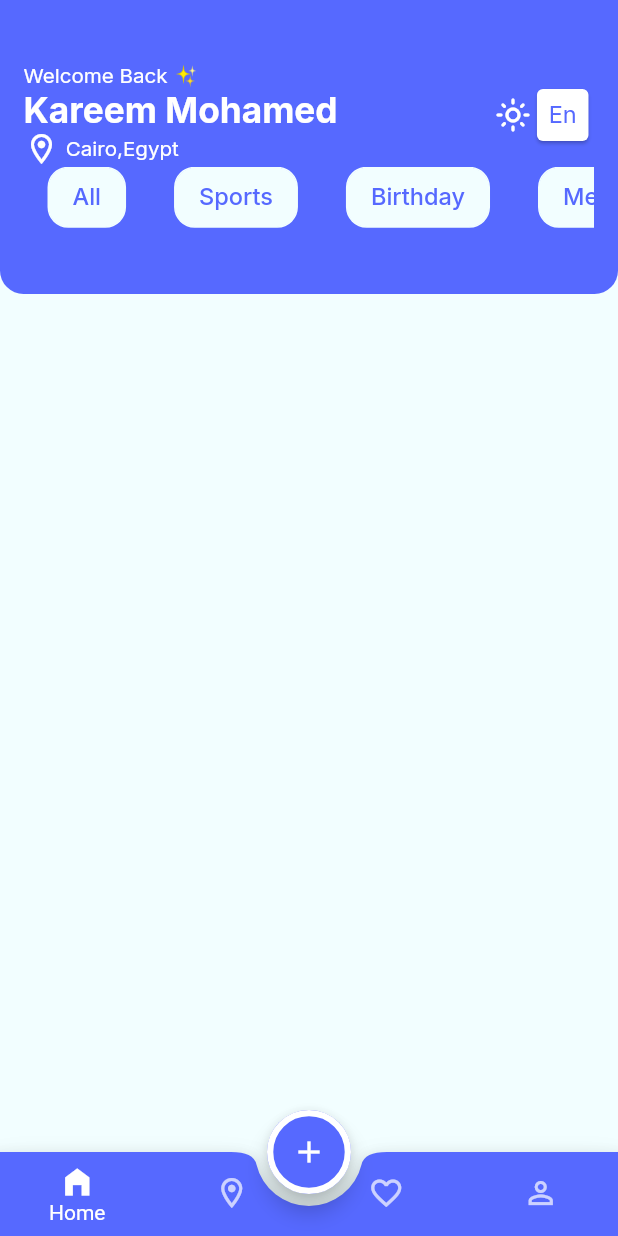
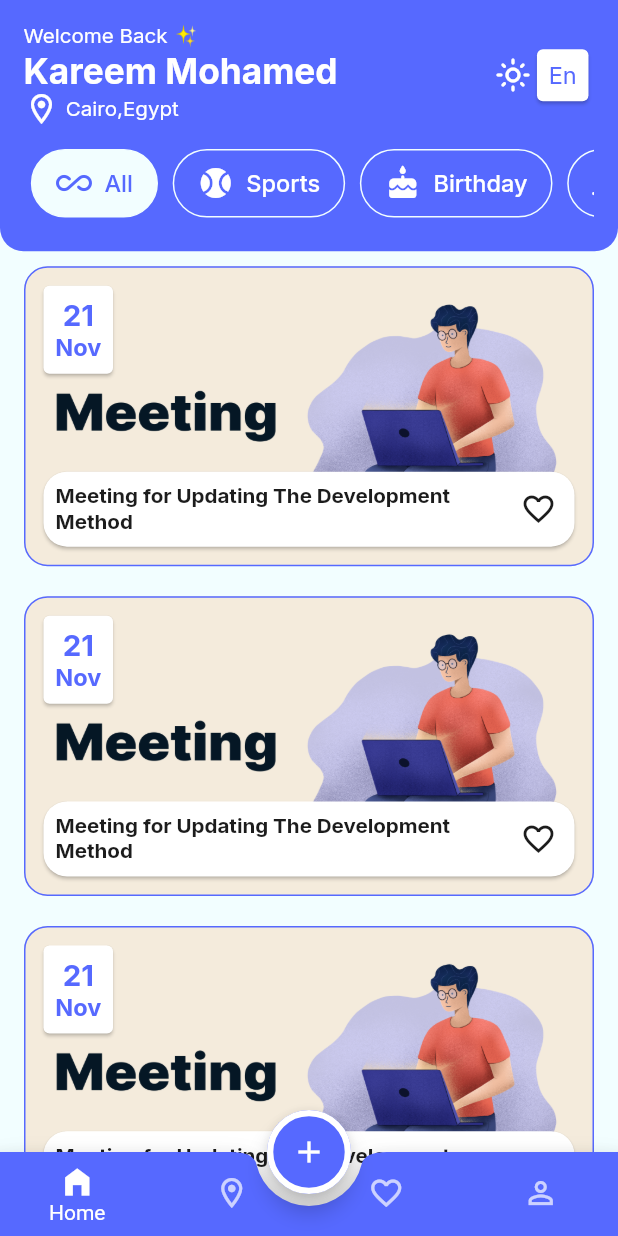
Before and after one commit to kareem-79/evently, a Flutter app: the screen it shows after launch, on a phone screen of 412 x 824 dp. Run offline on Flutter 3.47's test engine with Material 3 defaults, Android fonts, the phone set to English and light mode, and no system bars; our stand-ins replace flutter_screenutil, google_fonts.

Commit message:
finish homeTab

```diff
--- a/lib/config/theme/theme_manager.dart
+++ b/lib/config/theme/theme_manager.dart
@@ -64,6 +64,11 @@ class ThemeManager {
       ),
     ),
     textTheme: TextTheme(
+      bodySmall: GoogleFonts.inter(
+        fontSize: 14.sp,
+        color: ColorsManager.black,
+        fontWeight: FontWeight.bold,
+      ),
       titleSmall: GoogleFonts.inter(
         fontSize: 16.sp,
         color: ColorsManager.black,
@@ -82,7 +87,12 @@ class ThemeManager {
       headlineMedium: GoogleFonts.inter(
         fontSize: 16.sp,
         color: ColorsManager.blue,
-        fontWeight: FontWeight.w400,)
+        fontWeight: FontWeight.w400,),
+      titleMedium: GoogleFonts.inter(
+        fontSize: 20.sp,
+        color: ColorsManager.blue,
+        fontWeight: FontWeight.bold,),
+
     ),
     bottomNavigationBarTheme: BottomNavigationBarThemeData(
         backgroundColor: Colors.transparent,
@@ -95,7 +105,9 @@ class ThemeManager {
     bottomAppBarTheme: BottomAppBarTheme(
       color: ColorsManager.blue,
       shape: const CircularNotchedRectangle(),
-
+    ),
+    cardTheme: CardThemeData(
+      color: Colors.white
     )
   );
   static final ThemeData dark = ThemeData();
--- /dev/null
+++ b/lib/core/widget/custom_tap_bar.dart
@@ -0,0 +1,61 @@
+import 'package:flutter/material.dart';
+import 'package:flutter_screenutil/flutter_screenutil.dart';
+
+import 'custom_tap_item.dart';
+import '../../model/category_model.dart';
+import '../resources/colors_manager.dart';
+
+class CustomTapBar extends StatefulWidget {
+  const CustomTapBar({
+    super.key,
+    required this.categories,
+    required this.selectedBgColor,
+    required this.selectedFgColor,
+    required this.unSelectedBgColor,
+    required this.unSelectedFgColor,
+  });
+
+  final List<CategoryModel> categories;
+  final Color selectedBgColor;
+  final Color selectedFgColor;
+  final Color unSelectedBgColor;
+  final Color unSelectedFgColor;
+
+  @override
+  State<CustomTapBar> createState() => _CustomTapBarState();
+}
+
+class _CustomTapBarState extends State<CustomTapBar> {
+  int selectedIndex = 0;
+  @override
+  Widget build(BuildContext context) {
+
+    return DefaultTabController(
+      length: widget.categories.length,
+      child: TabBar(
+        labelPadding: EdgeInsets.all(5.sp),
+        onTap: (index) {
+          setState(() {
+            selectedIndex = index;
+          });
+        },
+        indicatorColor: Colors.transparent,
+        isScrollable: true,
+        tabs: CategoryModel.categoryWithAll
+            .map(
+              (category) => CustomTabItem(
+                category: category,
+                isSelected:
+                    selectedIndex ==
+                    CategoryModel.categoryWithAll.indexOf(category),
+                selectedBgColor: widget.selectedBgColor,
+                selectedFgColor: widget.selectedFgColor,
+                unSelectedBgColor: widget.unSelectedBgColor,
+                unSelectedFgColor: widget.unSelectedFgColor,
+              ),
+            )
+            .toList(),
+      ),
+    );
+  }
+}
--- a/lib/features/layout/home/custom_tab_item.dart
+++ b/lib/core/widget/custom_tap_item.dart
@@ -27,10 +27,14 @@ class CustomTabItem extends StatelessWidget {
       padding: REdgeInsets.symmetric(vertical: 10,horizontal: 16),
       decoration: BoxDecoration(
         color: isSelected ? selectedBgColor : unSelectedBgColor,
-        borderRadius: BorderRadius.circular(14.r),
+        borderRadius: BorderRadius.circular(60.r),
         border: Border.all(color: selectedBgColor, width: 1),
       ),
-      child: Text(
+      child: Row(
+        children: [
+          Icon(category.iconData,color: isSelected ? selectedFgColor : unSelectedFgColor,),
+          SizedBox(width: 8.w,),
+          Text(
             category.name,
             style: GoogleFonts.inter(
               color: isSelected ? selectedFgColor : unSelectedFgColor,
@@ -38,6 +42,8 @@ class CustomTabItem extends StatelessWidget {
               fontWeight: FontWeight.w500,
             ),
           ),
+        ],
+      ),
     );
   }
 }
--- /dev/null
+++ b/lib/core/widget/event_item.dart
@@ -0,0 +1,71 @@
+import 'package:evently/core/resources/assets_manager.dart';
+import 'package:evently/core/resources/colors_manager.dart';
+import 'package:flutter/material.dart';
+import 'package:flutter_screenutil/flutter_screenutil.dart';
+import 'package:google_fonts/google_fonts.dart';
+
+class EventItem extends StatelessWidget {
+  const EventItem({super.key});
+
+  @override
+  Widget build(BuildContext context) {
+    return Container(
+      padding: EdgeInsets.all(8),
+      margin: EdgeInsets.symmetric(horizontal: 16,vertical: 10),
+      width: double.infinity,
+      height: 204.h,
+      decoration: BoxDecoration(
+        borderRadius: BorderRadius.circular(16.r),
+        border: Border.all(color: ColorsManager.blue),
+        image: DecorationImage(
+          image: AssetImage(ImageAssets.meeting),
+          fit: BoxFit.fill,
+        ),
+      ),
+      child: Column(
+        crossAxisAlignment: CrossAxisAlignment.start,
+        children: [
+          Card(
+            child: Padding(
+              padding: EdgeInsets.all(8.0.sp),
+              child: Column(
+                children: [
+                  Text("21", style: Theme.of(context).textTheme.titleMedium),
+                  Text(
+                    "Nov",
+                    style: Theme.of(context).textTheme.headlineMedium?.copyWith(
+                      fontWeight: FontWeight.bold,
+                    ),
+                  ),
+                ],
+              ),
+            ),
+          ),
+          Spacer(),
+          Card(
+            shape: RoundedRectangleBorder(
+              borderRadius: BorderRadiusGeometry.circular(16.r),
+            ),
+            child: Row(
+              children: [
+                Expanded(
+                  child: Padding(
+                    padding: const EdgeInsets.all(8.0),
+                    child: Text(
+                      "Meeting for Updating The Development Method ",
+                      style: Theme.of(context).textTheme.bodySmall
+                    ),
+                  ),
+                ),
+                IconButton(
+                  onPressed: () {},
+                  icon: Icon(Icons.favorite_border, color: ColorsManager.black),
+                ),
+              ],
+            ),
+          ),
+        ],
+      ),
+    );
+  }
+}
--- a/lib/features/authentication/login/login_screen.dart
+++ b/lib/features/authentication/login/login_screen.dart
@@ -190,7 +190,6 @@ class _LoginScreenState extends State<LoginScreen> {
   }
   void _login() {
     if (formKey.currentState?.validate() ?? false) {
-      print("Now login...");
       Navigator.pushReplacementNamed(context, RoutesManager.mainLayout);
     }
   }
--- a/lib/features/layout/home/home_tab.dart
+++ b/lib/features/layout/home/home_tab.dart
@@ -1,24 +1,31 @@
 import 'package:evently/core/resources/colors_manager.dart';
-import 'package:evently/features/layout/home/custom_tab_item.dart';
+import 'package:evently/core/widget/custom_tap_item.dart';
+import 'package:evently/core/widget/custom_tap_bar.dart';
+import 'package:evently/core/widget/event_item.dart';
 import 'package:evently/model/category_model.dart';
 import 'package:flutter/material.dart';
 import 'package:flutter_screenutil/flutter_screenutil.dart';
-import 'package:google_fonts/google_fonts.dart';
 
-class HomeTab extends StatelessWidget {
+class HomeTab extends StatefulWidget {
   const HomeTab({super.key});
 
+  @override
+  State<HomeTab> createState() => _HomeTabState();
+}
+
+class _HomeTabState extends State<HomeTab> {
   @override
   Widget build(BuildContext context) {
     return Column(
       children: [
         Container(
           width: double.infinity,
-          height: 200.h,
           decoration: BoxDecoration(
             color: Theme.of(context).primaryColor,
             borderRadius: BorderRadius.vertical(bottom: Radius.circular(16.r)),
           ),
+          child: SafeArea(
+            bottom: false,
             child: Padding(
               padding: EdgeInsets.all(16.0.sp),
               child: Column(
@@ -65,29 +72,21 @@ class HomeTab extends StatelessWidget {
                       ),
                     ],
                   ),
-                DefaultTabController(
-                  length: CategoryModel.categoryWithAll.length,
-                  child: TabBar(
-                    indicatorColor: Colors.transparent,
-                    isScrollable: true,
-                    tabs: CategoryModel.categoryWithAll
-                        .map(
-                          (category) => CustomTabItem(
-                            category: category,
-                            isSelected: true,
-                            selectedBgColor: ColorsManager.whiteBlue,
-                            selectedFgColor: ColorsManager.blue,
-                            unSelectedBgColor: Colors.transparent,
-                            unSelectedFgColor: ColorsManager.white,
-                          ),
-                        )
-                        .toList(),
-                  ),
-                ),
+                  SizedBox(height: 10.h,),
+                  CustomTapBar(categories: CategoryModel.categoryWithAll,selectedBgColor: ColorsManager.whiteBlue,selectedFgColor: ColorsManager.blue,unSelectedBgColor: Colors.transparent,unSelectedFgColor: ColorsManager.white,)
+
                 ],
               ),
             ),
           ),
+        ),
+        Expanded(child: ListView.builder(
+          padding: EdgeInsets.zero,
+          itemBuilder: (context, index) => EventItem(),
+          itemCount: 20,
+
+        ))
+
       ],
     );
   }
```
Lines whose indentation alone changed are shown as unchanged.
